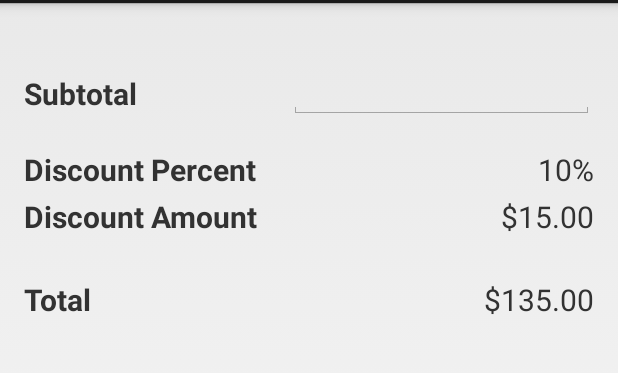
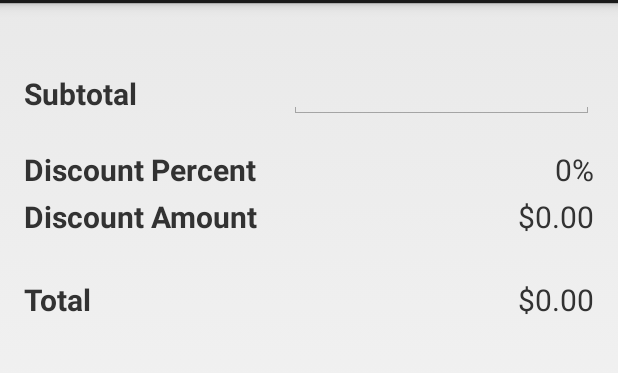
Before and after one commit to alwaysbwise/InvoiceTotalApp, an Android app: the screen it shows after launch (MainActivity), on a phone screen of 412 x 824 dp, the part 69-442 px from its top. Run offline under Robolectric (Android 15) with nearby library versions, the phone set to English and light mode, and no system bars.

```diff
--- a/app/src/main/java/com/example/bwise/invoicetotalapp/MainActivity.java
+++ b/app/src/main/java/com/example/bwise/invoicetotalapp/MainActivity.java
@@ -1,6 +1,7 @@
 package com.example.bwise.invoicetotalapp;
 
 import android.app.Activity;
+import android.content.SharedPreferences;
 import android.os.Bundle;
 import android.view.KeyEvent;
 import android.widget.EditText;
@@ -18,6 +19,8 @@ public class MainActivity extends Activity
 
     private String subtotalString;
 
+    private SharedPreferences savedValues;
+
 
     @Override
     protected void onCreate(Bundle savedInstanceState) {
@@ -29,8 +32,28 @@ public class MainActivity extends Activity
         percenttextView = findViewById(R.id.percenttextView);
         discounttextView = findViewById(R.id.discounttextView);
         totaltextView = findViewById(R.id.totaltextView);
+        //listener
+        inputeditText.setOnEditorActionListener(this);
+        savedValues = getSharedPreferences("SavedValues", MODE_PRIVATE);
+    }
 
-        inputeditText.setOnEditorActionListener(this);
+    @Override
+    public void onPause(){
+        SharedPreferences.Editor editor = savedValues.edit();
+        editor.putString("subtotalString", subtotalString);
+        editor.commit();
+
+        super.onPause();
+    }
+
+    @Override
+    public void onResume(){
+        subtotalString = savedValues.getString("subtotalString", "");
+        inputeditText.setText(subtotalString);
+        calculateAndDisplay();
+
+        super.onResume();
+
     }
 
     @Override
@@ -72,7 +95,7 @@ public class MainActivity extends Activity
     NumberFormat currency = NumberFormat.getCurrencyInstance();
     discounttextView.setText(currency.format(discountAmount));
 
-    totaltextView. setText(currency.format(total));
+    totaltextView.setText(currency.format(total));
 
     }//end calculateAndDisplay method
 }
--- a/app/src/main/res/values/strings.xml
+++ b/app/src/main/res/values/strings.xml
@@ -1,8 +1,8 @@
 <resources>
     <string name="app_name">InvoiceTotalApp</string>
-    <string name="_10">10%</string>
-    <string name="_15_00">$15.00</string>
-    <string name="_135_00">$135.00</string>
+    <string name="_10">0%</string>
+    <string name="_15_00">$0.00</string>
+    <string name="_135_00">$0.00</string>
     <string name="subtotal">Subtotal</string>
     <string name="discount_percent">Discount Percent</string>
     <string name="discount_amount">Discount Amount</string>
```
